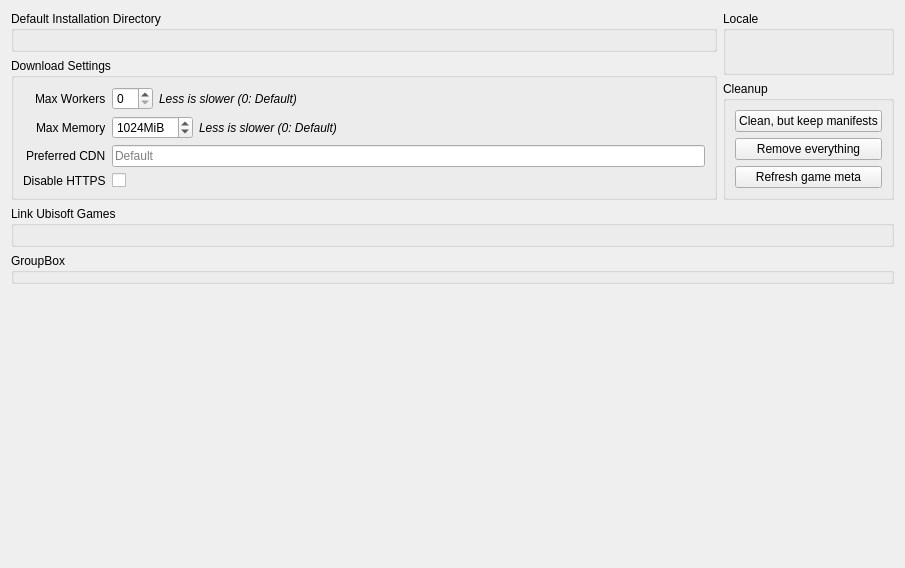
The window that rare/ui/components/tabs/settings/legendary.ui (RareDevs/Rare) describes before a commit, drawn with Qt 5.
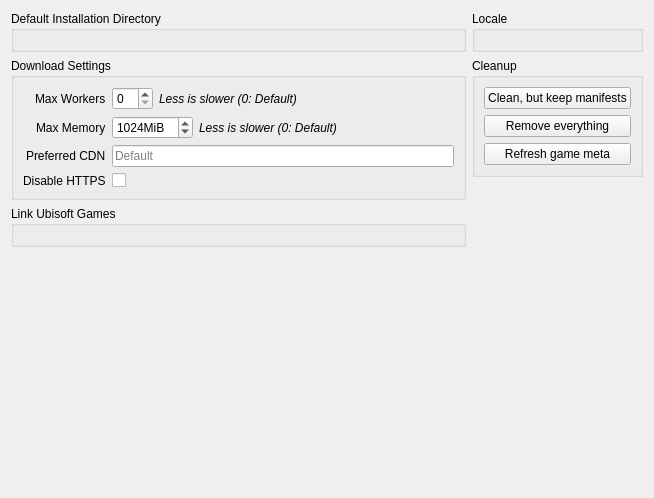
The same window after the commit.

Commit message: LegendarySettings: Add Ubisoft and EOS widget to the left layout only

The edit to the form file:
```diff
--- a/rare/ui/components/tabs/settings/legendary.ui
+++ b/rare/ui/components/tabs/settings/legendary.ui
@@ -6,8 +6,8 @@
    <rect>
        <x>0</x>
        <y>0</y>
-       <width>905</width>
-       <height>568</height>
+    <width>654</width>
+    <height>498</height>
    </rect>
   </property>
   <property name="windowTitle">
@@ -16,7 +16,7 @@
   <layout class="QGridLayout" name="gridLayout">
    <item row="0" column="1">
     <layout class="QVBoxLayout" name="right_layout">
-     <item>
+     <item alignment="Qt::AlignTop">
          <widget class="QGroupBox" name="locale_group">
              <property name="sizePolicy">
                  <sizepolicy hsizetype="Preferred" vsizetype="Preferred">
@@ -33,7 +33,7 @@
              <layout class="QVBoxLayout" name="locale_layout"/>
          </widget>
      </item>
-     <item>
+     <item alignment="Qt::AlignTop">
          <widget class="QGroupBox" name="cleanup_group">
              <property name="title">
                  <string>Cleanup</string>
@@ -66,11 +66,24 @@
              </layout>
       </widget>
      </item>
+     <item>
+      <spacer name="right_vspacer">
+       <property name="orientation">
+        <enum>Qt::Vertical</enum>
+       </property>
+       <property name="sizeHint" stdset="0">
+        <size>
+         <width>20</width>
+         <height>40</height>
+        </size>
+       </property>
+      </spacer>
+     </item>
     </layout>
    </item>
    <item row="0" column="0">
     <layout class="QVBoxLayout" name="left_layout">
-     <item>
+     <item alignment="Qt::AlignTop">
          <widget class="QGroupBox" name="install_dir_group">
              <property name="title">
                  <string>Default Installation Directory</string>
@@ -81,7 +94,7 @@
              <layout class="QVBoxLayout" name="install_dir_layout"/>
          </widget>
      </item>
-     <item>
+     <item alignment="Qt::AlignTop">
          <widget class="QGroupBox" name="download_group">
              <property name="title">
                  <string>Download Settings</string>
@@ -220,9 +233,7 @@
              </layout>
          </widget>
      </item>
-    </layout>
-   </item>
-      <item row="2" column="0" colspan="2">
+     <item alignment="Qt::AlignTop">
           <widget class="QGroupBox" name="ubisoft_gb">
               <property name="title">
                   <string>Link Ubisoft Games</string>
@@ -233,15 +244,15 @@
               <layout class="QVBoxLayout" name="verticalLayout"/>
           </widget>
       </item>
-      <item row="3" column="0" colspan="2">
-          <widget class="QGroupBox" name="eos_placeholder">
-              <property name="title">
-                  <string notr="true">GroupBox</string>
-              </property>
-          </widget>
-      </item>
-      <item row="4" column="0" colspan="2">
-          <spacer name="verticalSpacer">
+     <item>
+      <layout class="QHBoxLayout" name="eos_layout">
+       <property name="sizeConstraint">
+        <enum>QLayout::SetFixedSize</enum>
+       </property>
+      </layout>
+     </item>
+     <item>
+      <spacer name="left_vspacer">
               <property name="orientation">
                   <enum>Qt::Vertical</enum>
               </property>
@@ -252,6 +263,8 @@
                   </size>
               </property>
           </spacer>
+     </item>
+    </layout>
       </item>
   </layout>
  </widget>
```
Lines whose indentation alone changed are shown as unchanged. The commit also changes 5 other files.
